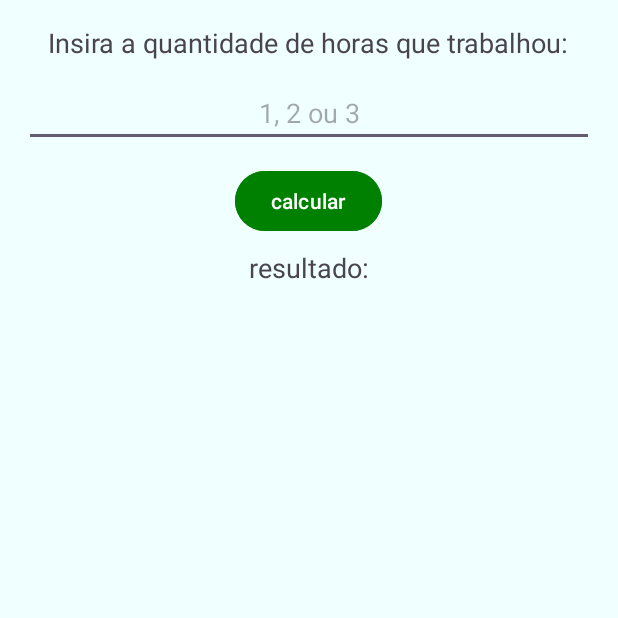
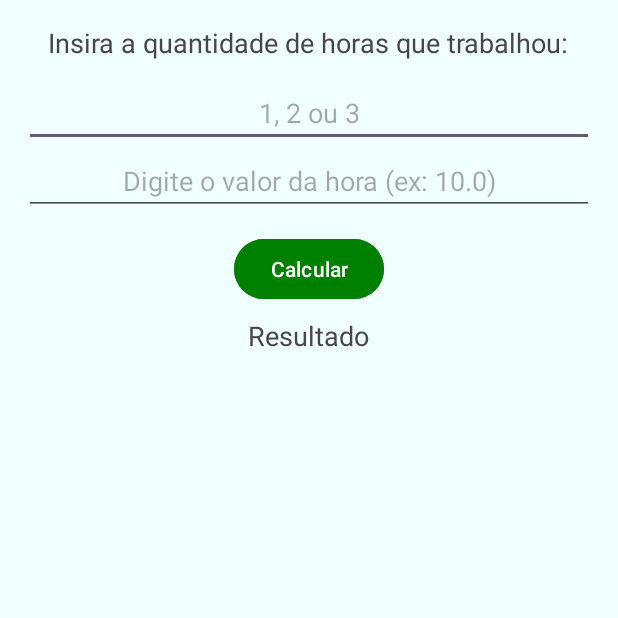
Before and after one commit to LeeEros/HoraExtra, an Android app: the ActivityHora screen opened directly, with no data from a screen before it, on a phone screen of 412 x 824 dp, the top half of it. Run offline under Robolectric (Android 15) with nearby library versions, the phone set to English and light mode, and no system bars.

Commit message:
Feat: App Funcionando

```diff
--- a/AppHoraExtra/app/src/main/java/com/example/horaextra/Activity_hora.kt
+++ b/AppHoraExtra/app/src/main/java/com/example/horaextra/Activity_hora.kt
@@ -1,11 +1,59 @@
 package com.example.horaextra
 
 import android.os.Bundle
+import android.view.View
+import android.widget.Toast
 import androidx.appcompat.app.AppCompatActivity
+import com.example.horaextra.databinding.ActivityHoraBinding
+import kotlin.math.round
 
-class ActivityHora : AppCompatActivity() {
+class ActivityHora : AppCompatActivity(), View.OnClickListener {
+
+    private lateinit var binding: ActivityHoraBinding
+
     override fun onCreate(savedInstanceState: Bundle?) {
         super.onCreate(savedInstanceState)
-        setContentView(R.layout.activity_hora)
+        binding = ActivityHoraBinding.inflate(layoutInflater)
+        setContentView(binding.root)
+
+
+        binding.buttonCalcular.setOnClickListener(this)
+    }
+
+    override fun onClick(v: View) {
+        if (v.id == R.id.button_calcular) {
+            calcularHoraExtra()
+        }
+    }
+
+    private fun calcularHoraExtra() {
+
+        val horasExtrasText = binding.editEscolha.text.toString()
+        val valorHoraText = binding.editValorHora.text.toString()
+
+
+        if (horasExtrasText.isEmpty() || valorHoraText.isEmpty()) {
+            Toast.makeText(this, "Por favor, insira todos os valores.", Toast.LENGTH_SHORT).show()
+            return
+        }
+
+        val horasExtras = horasExtrasText.toFloat()
+        val valorHora = valorHoraText.toFloat()
+
+
+        var totalPagamento = 0.0f
+
+        if (horasExtras <= 2) {
+            totalPagamento = horasExtras * (valorHora * 1.5f)
+        } else {
+            totalPagamento = 2 * (valorHora * 1.5f)
+            val horasExcedentes = horasExtras - 2
+            totalPagamento += horasExcedentes * (valorHora * 1.6f)
+        }
+
+        totalPagamento = round(totalPagamento * 100) / 100
+
+
+        binding.textResultado.text = "Total a receber: R$ $totalPagamento"
     }
 }
--- a/AppHoraExtra/app/src/main/res/layout/activity_hora.xml
+++ b/AppHoraExtra/app/src/main/res/layout/activity_hora.xml
@@ -24,25 +24,30 @@
             android:layout_marginBottom="12dp"
             android:text="@string/insira_a_quantidade_de_horas_que_trabalhou" />
 
-
         <EditText
             android:id="@+id/edit_escolha"
             android:layout_width="match_parent"
             android:layout_height="wrap_content"
             android:hint="@string/_1_2_ou_3"
-            android:inputType="number"
-            android:maxLength="1"
-            android:ems="5"
+            android:inputType="numberDecimal"
             android:textAlignment="center"
             android:textSize="18sp"/>
 
+        <EditText
+            android:id="@+id/edit_valor_hora"
+            android:layout_width="match_parent"
+            android:layout_height="wrap_content"
+            android:hint="Digite o valor da hora (ex: 10.0)"
+            android:inputType="numberDecimal"
+            android:textAlignment="center"
+            android:textSize="18sp"/>
 
         <Button
-            android:id="@+id/button_enviar"
+            android:id="@+id/button_calcular"
             android:layout_width="wrap_content"
             android:layout_height="wrap_content"
             android:layout_marginTop="12dp"
-            android:text="@string/calcular"
+            android:text="Calcular"
             android:backgroundTint="@color/verde"/>
 
         <TextView
@@ -51,6 +56,6 @@
             android:layout_height="wrap_content"
             android:textSize="18sp"
             android:layout_marginTop="8dp"
-            android:text="@string/resultado"/>
+            android:text="Resultado"/>
     </LinearLayout>
 </RelativeLayout>
```
